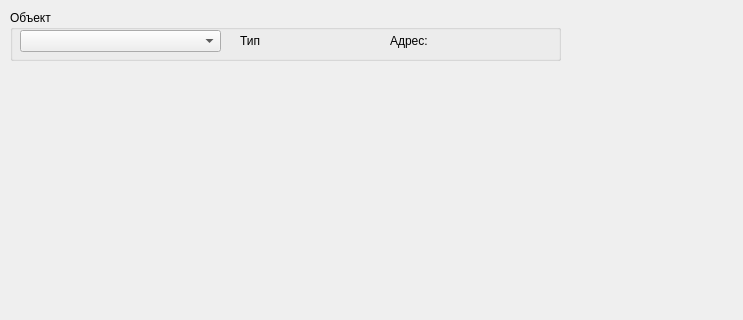
The window that widgets/logicwidget.ui (IgorPetrov0/SCADAServer) describes before a commit, drawn with Qt 5; both pictures show x 0 to 743 and y 0 to 320 of the 743 by 511 pixel window.
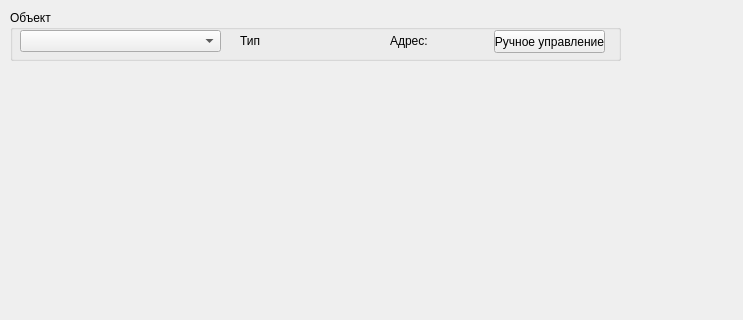
The same window after the commit. Custom widgets are drawn as their Qt base class.

Patch:
```diff
--- a/widgets/logicwidget.ui
+++ b/widgets/logicwidget.ui
@@ -21,7 +21,7 @@
     <rect>
      <x>10</x>
      <y>10</y>
-     <width>551</width>
+     <width>611</width>
      <height>51</height>
     </rect>
    </property>
@@ -56,7 +56,7 @@
      <rect>
       <x>380</x>
       <y>20</y>
-      <width>141</width>
+      <width>91</width>
       <height>21</height>
      </rect>
     </property>
@@ -64,6 +64,19 @@
      <string>Адрес:</string>
     </property>
    </widget>
+   <widget class="QPushButton" name="manualButton">
+    <property name="geometry">
+     <rect>
+      <x>484</x>
+      <y>20</y>
+      <width>111</width>
+      <height>23</height>
+     </rect>
+    </property>
+    <property name="text">
+     <string>Ручное управление</string>
+    </property>
+   </widget>
   </widget>
   <widget class="portTableWidget" name="portWidget" native="true">
    <property name="geometry">
```
